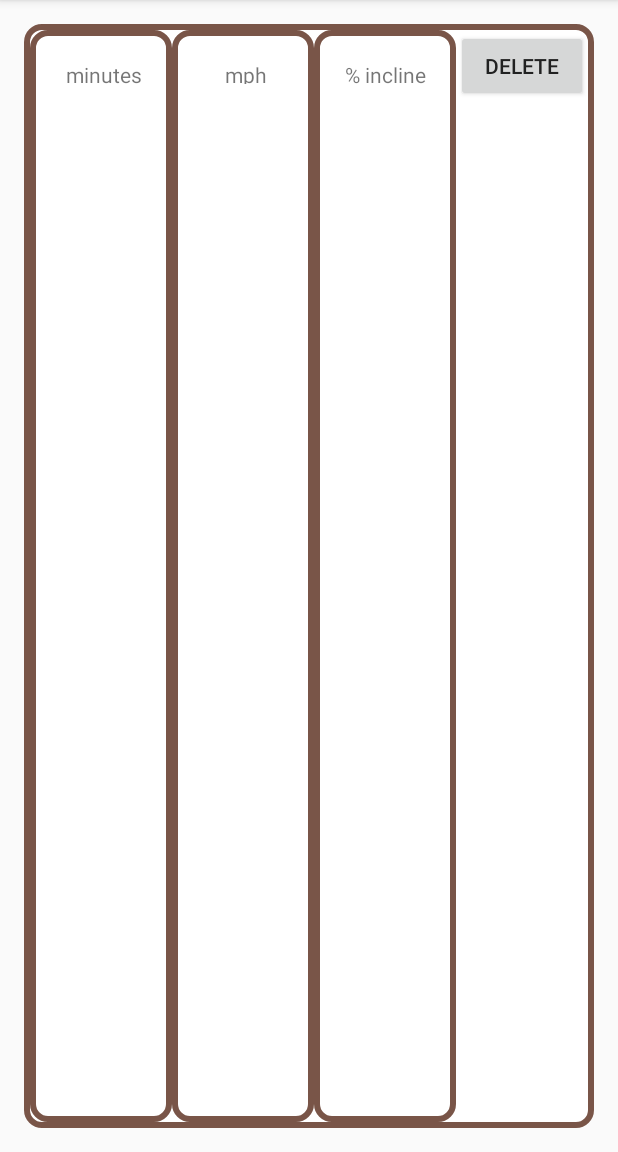
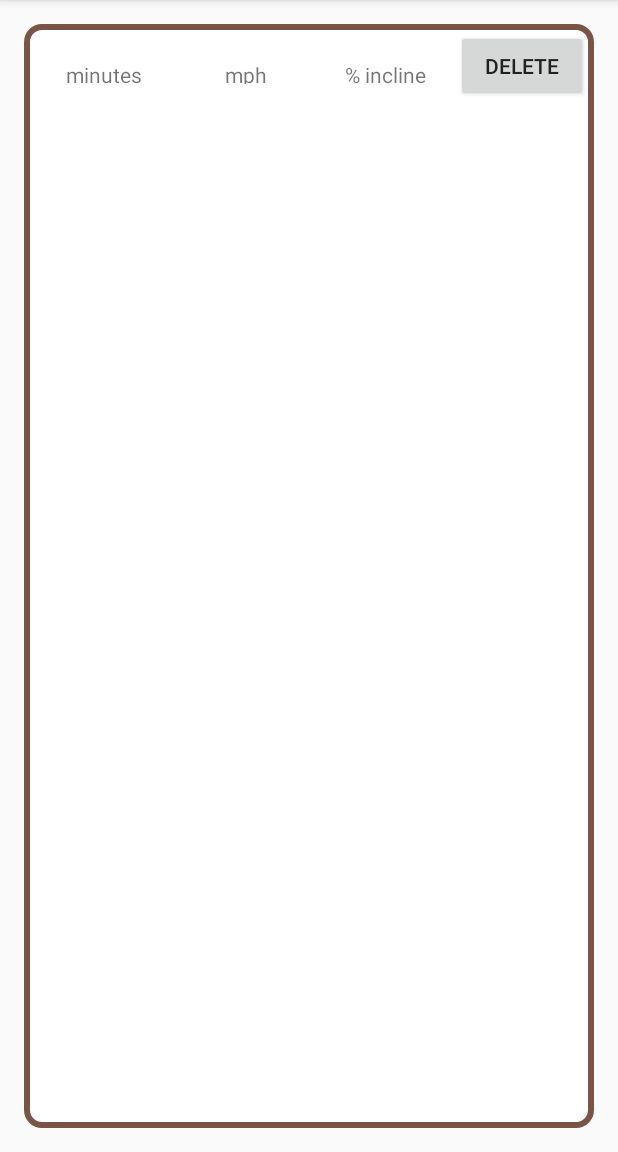
Before and after one commit to ChiefD425/Treadmill_Application, an Android app: the layout row.xml on its own in the app's theme, with its tools: preview values and no code run, on a phone screen of 412 x 824 dp, the part 84-1236 px from its top. Run offline under Robolectric (Android 15) with nearby library versions, the phone set to English and light mode, and no system bars.

Commit message:
removed the rounded background from row.xml, looks cleaner

```diff
--- a/app/src/main/res/layout/row.xml
+++ b/app/src/main/res/layout/row.xml
@@ -15,7 +15,6 @@
         android:layout_width="match_parent"
         android:layout_height="match_parent"
         android:layout_weight="1"
-        android:background="@drawable/rounded_background"
         android:orientation="vertical"
         android:padding="4dp">
 
@@ -36,7 +35,6 @@
         android:layout_width="match_parent"
         android:layout_height="match_parent"
         android:layout_weight="1"
-        android:background="@drawable/rounded_background"
         android:orientation="vertical"
         android:padding="4dp">
 
@@ -57,7 +55,6 @@
         android:layout_width="match_parent"
         android:layout_height="match_parent"
         android:layout_weight="1"
-        android:background="@drawable/rounded_background"
         android:orientation="vertical"
         android:padding="4dp">
 
```
